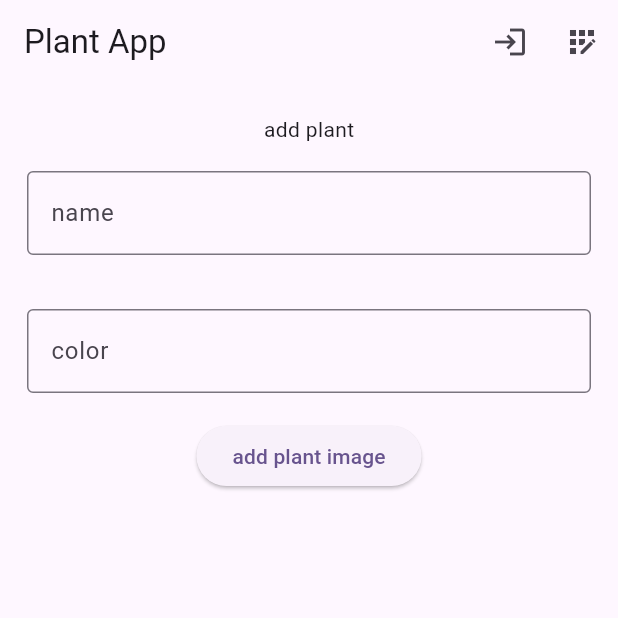
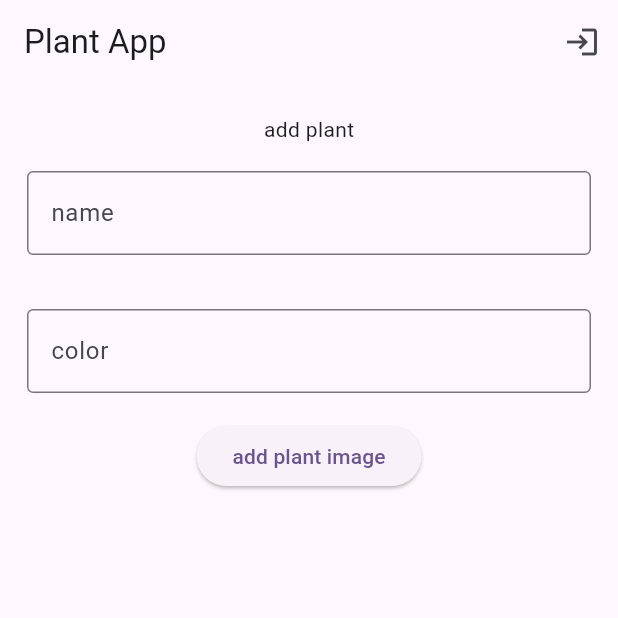
Before and after one commit to bakicpp/plant-app, a Flutter app: the Homepage screen opened directly, after a tap on "add plant image", on a phone screen of 412 x 824 dp, the top half of it. Run offline on Flutter 3.47's test engine with Material 3 defaults, Android fonts, the phone set to English and light mode, and no system bars; our stand-ins replace bloc, cloud_firestore, firebase_auth, firebase_core, firebase_storage, flutter_bloc and 3 more; accounts and stored records are empty.

Commit message:
code format

```diff
--- a/plant_app/lib/bloc/plant_bloc.dart
+++ b/plant_app/lib/bloc/plant_bloc.dart
@@ -1,3 +1,4 @@
+import 'package:flutter/material.dart';
 import 'package:flutter_bloc/flutter_bloc.dart';
 import 'package:plant_app/models/plant.dart';
 import 'package:plant_app/repository/plant_repository.dart';
@@ -21,6 +22,12 @@ class PlantErrorState extends PlantState {
   final String errorMessage;
 
   PlantErrorState(this.errorMessage);
+
+  void showErrorMessage(BuildContext context) {
+    ScaffoldMessenger.of(context).showSnackBar(
+      SnackBar(content: Text('Error: $errorMessage')),
+    );
+  }
 }
 
 abstract class PlantEvent {}
--- a/plant_app/lib/pages/homepage.dart
+++ b/plant_app/lib/pages/homepage.dart
@@ -32,14 +32,7 @@ class _HomepageState extends State<Homepage> {
     super.initState();
   }
 
-  @override
-  Widget build(BuildContext context) {
-    return Scaffold(
-      appBar: AppBar(
-        title: const Text("Plant App"),
-        actions: [
-          IconButton(
-              onPressed: () {
+  void signOut() {
     context.read<AuthBloc>().add(AuthSignOutEvent());
     Navigator.pushReplacement(
       context,
@@ -49,22 +42,41 @@ class _HomepageState extends State<Homepage> {
                 child: const LoginPage(),
               )),
     );
-              },
-              icon: const Icon(Icons.login)),
-          IconButton(
-              onPressed: () {}, icon: const Icon(Icons.app_registration)),
+  }
+
+  void addPlant() async {
+    final image = await _getImage();
+    // ignore: use_build_context_synchronously
+    context
+        .read<PlantBloc>()
+        .add(AddPlantEvent(_nameController.text, _colorController.text, image));
+  }
+
+  @override
+  Widget build(BuildContext context) {
+    return Scaffold(
+      appBar: AppBar(
+        title: const Text("Plant App"),
+        actions: [
+          IconButton(onPressed: signOut, icon: const Icon(Icons.login)),
         ],
       ),
       body: BlocBuilder<PlantBloc, PlantState>(builder: (context, state) {
         if (state is PlantAddedState) {
-          return Center(child: Text("Plant added"));
+          return const Center(child: Text("Plant added"));
         } else if (state is PlantErrorState) {
-          ScaffoldMessenger.of(context).showSnackBar(
-            SnackBar(
-              content: Text('Hata: ${state.errorMessage}'),
-            ),
+          state.showErrorMessage(context);
+        } else if (state is PlantListState) {
+          return pageView(state);
+        } else if (state is PlantErrorState) {
+          return Center(child: Text(state.errorMessage));
+        }
+        return const Center(child: CircularProgressIndicator());
+      }),
     );
-        } else if (state is PlantListState) {
+  }
+
+  Padding pageView(PlantListState state) {
     return Padding(
       padding: const EdgeInsets.symmetric(vertical: 20),
       child: SingleChildScrollView(
@@ -79,16 +91,16 @@ class _HomepageState extends State<Homepage> {
             textField(controller: _nameController, labelText: "name"),
             textField(controller: _colorController, labelText: "color"),
             ElevatedButton(
-                      onPressed: () async {
-                        final image = await _getImage();
-                        // ignore: use_build_context_synchronously
-                        context.read<PlantBloc>().add(AddPlantEvent(
-                            _nameController.text,
-                            _colorController.text,
-                            image));
-                      },
-                      child: Text("add plant image")),
-                  SizedBox(
+                onPressed: addPlant, child: const Text("add plant image")),
+            plantListView(state)
+          ],
+        ),
+      ),
+    );
+  }
+
+  SizedBox plantListView(PlantListState state) {
+    return SizedBox(
       height: 300,
       child: ListView.builder(
         itemCount: state.plants.length,
@@ -97,21 +109,10 @@ class _HomepageState extends State<Homepage> {
           return ListTile(
             title: Text(plant.name),
             subtitle: Text(plant.color),
-                          leading: CircleAvatar(
-                              child: Image.network(plant.imageURL)),
+            leading: CircleAvatar(child: Image.network(plant.imageURL)),
           );
         },
       ),
-                  )
-                ],
-              ),
-            ),
-          );
-        } else if (state is PlantErrorState) {
-          return const Center(child: Text("error"));
-        }
-        return Center(child: CircularProgressIndicator());
-      }),
     );
   }
 
@@ -122,7 +123,7 @@ class _HomepageState extends State<Homepage> {
       child: TextField(
         controller: controller,
         decoration: InputDecoration(
-          border: OutlineInputBorder(),
+          border: const OutlineInputBorder(),
           labelText: labelText,
         ),
       ),
```
Lines whose indentation alone changed are shown as unchanged.
